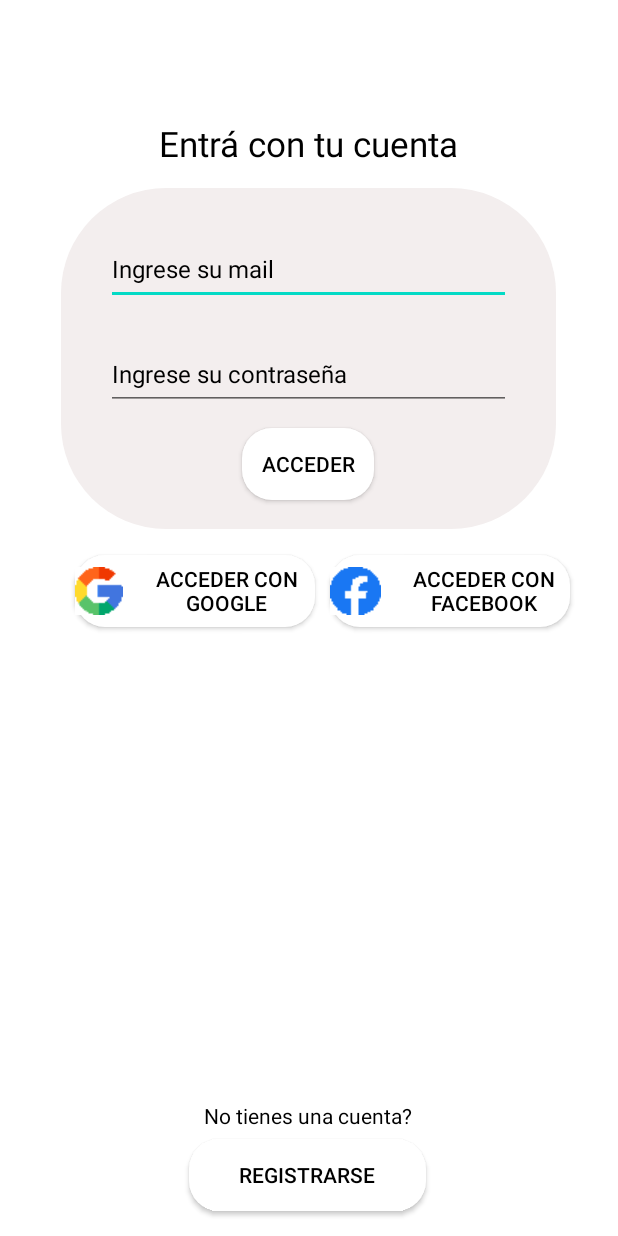
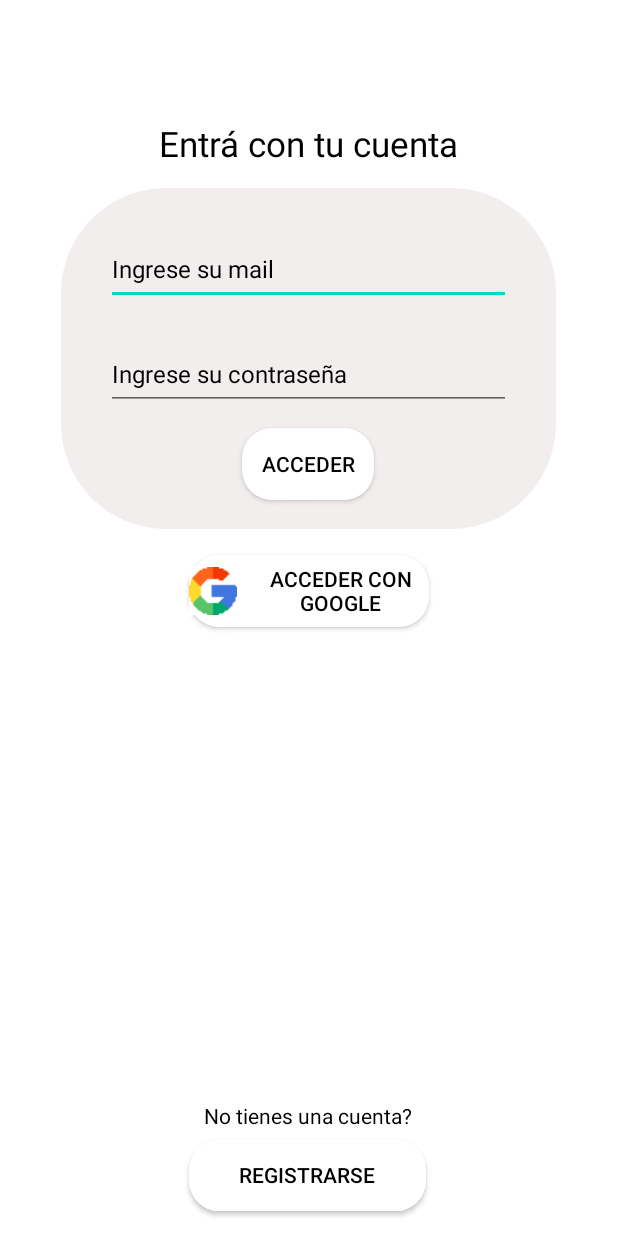
Before and after one commit to UTN-FRBA-Mobile/LostPets, an Android app: the layout fragment_login.xml on its own in the app's theme, with its tools: preview values and no code run, on a phone screen of 412 x 824 dp. Run offline under Robolectric (Android 15) with nearby library versions, the phone set to English and light mode, and no system bars; network calls fail.

Commit message:
Mail en toda la app, borro login con facebook

```diff
--- a/android/app/src/main/java/com/utn/lostpets/fragments/ProfileFragment.kt
+++ b/android/app/src/main/java/com/utn/lostpets/fragments/ProfileFragment.kt
@@ -143,9 +143,8 @@ class ProfileFragment : Fragment() {
                 }
                 /* Voy a pantalla de publicaciones */
                 R.id.publications -> {
-                    val bundle = bundleOf("email" to email)
                     val action = R.id.action_profileFragment_to_publicationsFragment
-                    findNavController().navigate(action, bundle)
+                    findNavController().navigate(action)
                     true
                 }
                 R.id.search -> {
--- a/android/app/src/main/res/layout/fragment_login.xml
+++ b/android/app/src/main/res/layout/fragment_login.xml
@@ -82,7 +82,6 @@
             android:id="@+id/googleButton"
             android:layout_width="160dp"
             android:layout_height="wrap_content"
-            android:layout_marginStart="50dp"
             android:layout_marginTop="370dp"
             android:layout_marginBottom="170dp"
             android:layout_weight="1"
@@ -90,9 +89,10 @@
             android:drawableStart="@mipmap/google"
             android:drawablePadding="10dp"
             android:text="@string/botonGoogle"
-            android:textColor="@color/black" />
+            android:textColor="@color/black"
+            android:layout_centerHorizontal="true"/>
 
-        <androidx.appcompat.widget.AppCompatButton
+        <!-- <androidx.appcompat.widget.AppCompatButton
             android:id="@+id/facebookButtom"
             android:layout_width="160dp"
             android:layout_height="wrap_content"
@@ -104,7 +104,7 @@
             android:drawableStart="@mipmap/facebook"
             android:drawablePadding="10dp"
             android:text="@string/botonFacebook"
-            android:textColor="@color/black" />
+            android:textColor="@color/black" /> -->
 
         <RelativeLayout
             android:layout_width="183dp"
```
Also changed, not shown: android/app/src/main/java/com/utn/lostpets/fragments/LoginFragment.kt (+9 -2 lines), android/app/src/main/java/com/utn/lostpets/fragments/MapsFragment.kt (+15 -11 lines), android/app/src/main/java/com/utn/lostpets/fragments/RegistrationFragment.kt (+10 -2 lines), android/app/src/main/res/layout/activity_maps.xml (deleted, +0 -9 lines).
